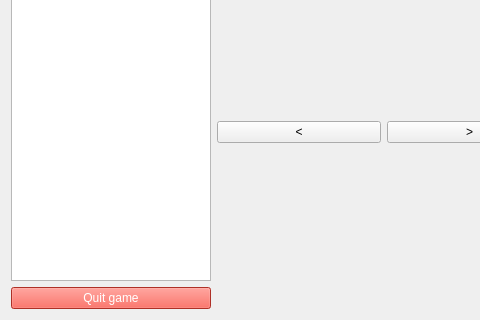
Qt form python/ui/gamePage.ui (LepTho2233127/CNChess) before a commit; both pictures show x 0 to 480 and y 249 to 569 of the 733 by 569 pixel window.
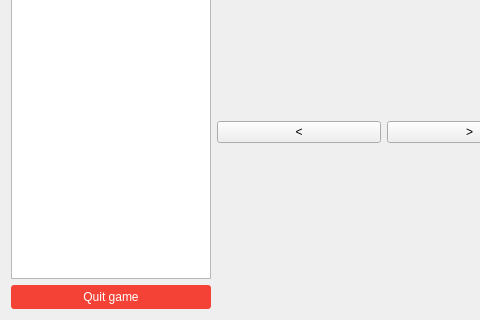
The same form after that commit. Icons and pictures are not drawn.

Commit message: start button fixed

```diff
--- a/python/ui/gamePage.ui
+++ b/python/ui/gamePage.ui
@@ -38,7 +38,19 @@
        <item>
         <widget class="QPushButton" name="quitButton">
          <property name="styleSheet">
-          <string>background-color: #F44336; color: white;</string>
+          <string>QPushButton {
+    background-color: #F44336;
+    color: white;
+    padding: 5px;
+    border-radius: 3px;
+    border: none;
+}
+QPushButton:hover {
+    background-color: #da190b;
+}
+QPushButton:pressed {
+    background-color: #ba0205;
+}</string>
          </property>
          <property name="text">
           <string>Quit game</string>
```
The commit also changes 1 other file.
